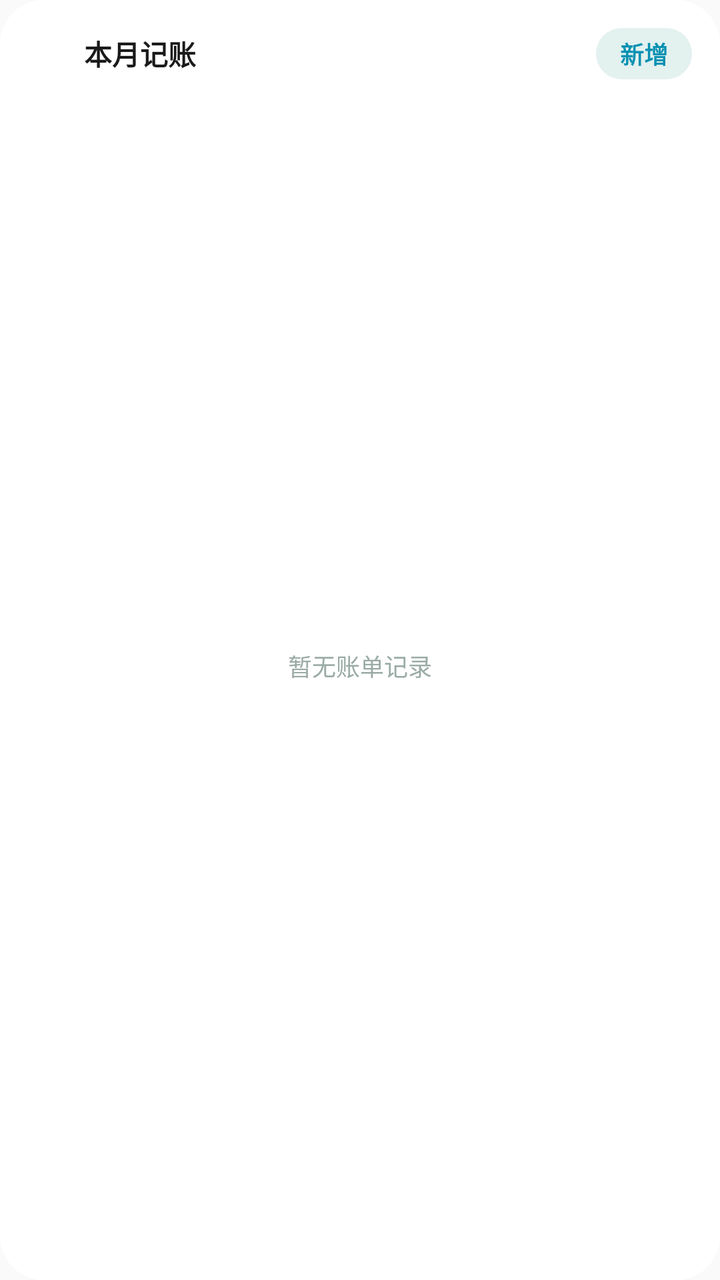
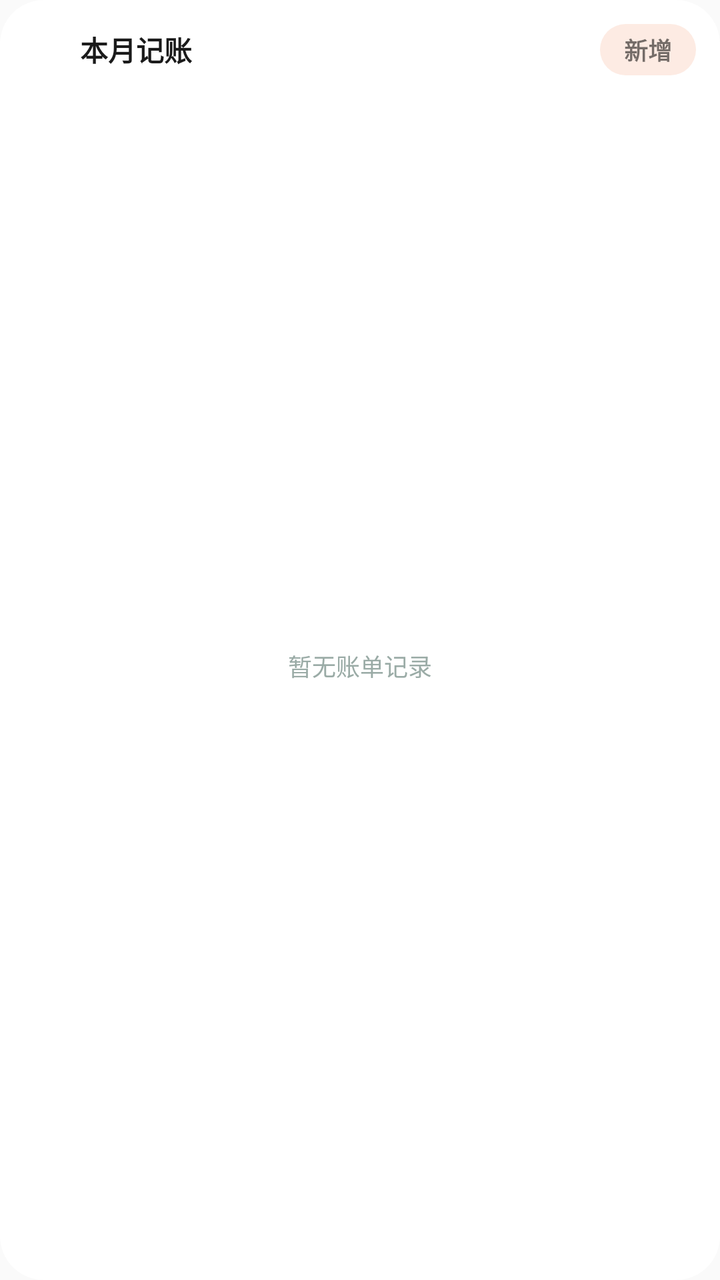

Before-and-after screenshots of an Android layout around one commit, followed by the original layout XML and the change that was made.
<!-- AndroidManifest.xml: application theme Theme.PalmNote -->
<!-- res/layout/widget_bill_unified.xml -->
<?xml version="1.0" encoding="utf-8"?>
<LinearLayout xmlns:android="http://schemas.android.com/apk/res/android"
    android:id="@+id/widget_layout"
    android:layout_width="match_parent"
    android:layout_height="match_parent"
    android:orientation="vertical"
    android:padding="@dimen/widget_pad"
    android:background="@drawable/widget_card_round">

    
    <LinearLayout
        android:layout_width="match_parent"
        android:layout_height="wrap_content"
        android:orientation="horizontal"
        android:gravity="center_vertical">

        <FrameLayout
            android:layout_width="@dimen/widget_icon_badge"
            android:layout_height="@dimen/widget_icon_badge">

            <ImageView
                android:id="@+id/widget_bill_badge"
                android:layout_width="match_parent"
                android:layout_height="match_parent"
                android:src="@drawable/widget_shape_circle"
                android:contentDescription="@null" />

            <TextView
                android:layout_width="match_parent"
                android:layout_height="match_parent"
                android:text="¥"
                android:textSize="11sp"
                android:textStyle="bold"
                android:textColor="#FFFFFFFF"
                android:gravity="center" />
        </FrameLayout>

        <TextView
            android:layout_width="0dp"
            android:layout_height="wrap_content"
            android:layout_weight="1"
            android:text="@string/widget_bill_title"
            android:textSize="@dimen/widget_text_title"
            android:textColor="@color/widget_v2_text_primary"
            android:textStyle="bold"
            android:layout_marginStart="8dp" />

        <TextView
            android:id="@+id/widget_add_btn"
            android:layout_width="wrap_content"
            android:layout_height="wrap_content"
            android:text="@string/widget_add"
            android:textSize="12sp"
            android:textStyle="bold"
            android:textColor="@color/widget_v2_accent"
            android:background="@drawable/widget_pill_soft"
            android:paddingHorizontal="12dp"
            android:paddingVertical="4dp" />
    </LinearLayout>

    
    <LinearLayout
        android:id="@+id/widget_content_with_data"
        android:layout_width="match_parent"
        android:layout_height="0dp"
        android:layout_weight="1"
        android:orientation="vertical"
        android:gravity="center_vertical"
        android:visibility="gone">

        
        <LinearLayout
            android:layout_width="match_parent"
            android:layout_height="wrap_content"
            android:orientation="horizontal"
            android:gravity="bottom">

            <LinearLayout
                android:layout_width="0dp"
                android:layout_height="wrap_content"
                android:layout_weight="1"
                android:orientation="vertical">

                <TextView
                    android:layout_width="wrap_content"
                    android:layout_height="wrap_content"
                    android:text="@string/widget_expense_label"
                    android:textSize="@dimen/widget_text_micro"
                    android:textColor="@color/widget_v2_text_secondary" />

                <TextView
                    android:id="@+id/widget_expense_amount"
                    android:layout_width="wrap_content"
                    android:layout_height="wrap_content"
                    android:text="0"
                    android:textSize="@dimen/widget_text_value"
                    android:textColor="@color/widget_v2_text_primary"
                    android:textStyle="bold"
                    android:layout_marginTop="1dp"
                    android:maxLines="1"
                    android:ellipsize="end" />
            </LinearLayout>

            <LinearLayout
                android:layout_width="wrap_content"
                android:layout_height="wrap_content"
                android:orientation="vertical"
                android:layout_marginStart="@dimen/widget_gap">

                <LinearLayout
                    android:layout_width="wrap_content"
                    android:layout_height="wrap_content"
                    android:orientation="horizontal"
                    android:gravity="center_vertical">

                    <TextView
                        android:layout_width="wrap_content"
                        android:layout_height="wrap_content"
                        android:text="@string/widget_income_label"
                        android:textSize="@dimen/widget_text_micro"
                        android:textColor="@color/widget_v2_text_secondary" />

                    <TextView
                        android:id="@+id/widget_income_amount"
                        android:layout_width="wrap_content"
                        android:layout_height="wrap_content"
                        android:text="0"
                        android:textSize="@dimen/widget_text_micro"
                        android:textColor="@color/widget_v2_text_primary"
                        android:textStyle="bold"
                        android:layout_marginStart="6dp"
                        android:maxLines="1"
                        android:ellipsize="end" />
                </LinearLayout>

            </LinearLayout>
        </LinearLayout>

        
        <LinearLayout
            android:layout_width="match_parent"
            android:layout_height="58dp"
            android:orientation="horizontal"
            android:gravity="bottom"
            android:layout_marginTop="2dp">

            <ImageView
                android:id="@+id/widget_bill_bar_0"
                android:layout_width="0dp"
                android:layout_height="match_parent"
                android:layout_weight="1"
                android:src="@drawable/widget_bar_clip"
                android:contentDescription="@null" />

            <ImageView
                android:id="@+id/widget_bill_bar_1"
                android:layout_width="0dp"
                android:layout_height="match_parent"
                android:layout_weight="1"
                android:layout_marginStart="4dp"
                android:src="@drawable/widget_bar_clip"
                android:contentDescription="@null" />

            <ImageView
                android:id="@+id/widget_bill_bar_2"
                android:layout_width="0dp"
                android:layout_height="match_parent"
                android:layout_weight="1"
                android:layout_marginStart="4dp"
                android:src="@drawable/widget_bar_clip"
                android:contentDescription="@null" />

            <ImageView
                android:id="@+id/widget_bill_bar_3"
                android:layout_width="0dp"
                android:layout_height="match_parent"
                android:layout_weight="1"
                android:layout_marginStart="4dp"
                android:src="@drawable/widget_bar_clip"
                android:contentDescription="@null" />

            <ImageView
                android:id="@+id/widget_bill_bar_4"
                android:layout_width="0dp"
                android:layout_height="match_parent"
                android:layout_weight="1"
                android:layout_marginStart="4dp"
                android:src="@drawable/widget_bar_clip"
                android:contentDescription="@null" />

            <ImageView
                android:id="@+id/widget_bill_bar_5"
                android:layout_width="0dp"
                android:layout_height="match_parent"
                android:layout_weight="1"
                android:layout_marginStart="4dp"
                android:src="@drawable/widget_bar_clip"
                android:contentDescription="@null" />

            <ImageView
                android:id="@+id/widget_bill_bar_6"
                android:layout_width="0dp"
                android:layout_height="match_parent"
                android:layout_weight="1"
                android:layout_marginStart="4dp"
                android:src="@drawable/widget_bar_clip"
                android:contentDescription="@null" />
        </LinearLayout>

        
        <LinearLayout
            android:layout_width="match_parent"
            android:layout_height="wrap_content"
            android:orientation="horizontal"
            android:gravity="center_vertical"
            android:layout_marginTop="3dp">

            <TextView
                android:layout_width="0dp"
                android:layout_height="wrap_content"
                android:layout_weight="1"
                android:text="@string/widget_bill_week_label"
                android:textSize="@dimen/widget_text_micro"
                android:textColor="@color/widget_v2_text_tertiary" />

            <TextView
                android:id="@+id/widget_budget_card_label"
                android:layout_width="wrap_content"
                android:layout_height="wrap_content"
                android:text="@string/widget_budget_remaining"
                android:textSize="@dimen/widget_text_micro"
                android:textColor="@color/widget_v2_text_secondary" />

            <TextView
                android:id="@+id/widget_budget_amount"
                android:layout_width="wrap_content"
                android:layout_height="wrap_content"
                android:text="0"
                android:textSize="@dimen/widget_text_micro"
                android:textColor="@color/widget_v2_text_primary"
                android:textStyle="bold"
                android:layout_marginStart="6dp"
                android:maxLines="1"
                android:ellipsize="end" />
        </LinearLayout>
    </LinearLayout>

    
    <LinearLayout
        android:id="@+id/widget_empty_state"
        android:layout_width="match_parent"
        android:layout_height="0dp"
        android:layout_weight="1"
        android:orientation="vertical"
        android:gravity="center"
        android:visibility="visible">

        <TextView
            android:layout_width="wrap_content"
            android:layout_height="wrap_content"
            android:text="@string/widget_bill_empty"
            android:textSize="12sp"
            android:textColor="@color/widget_v2_text_tertiary" />
    </LinearLayout>

</LinearLayout>
<!-- resources referenced by this layout -->
<resources>
  <color name="widget_v2_accent">#FF0891B2</color>
  <color name="widget_v2_text_primary">#FF1A1A1A</color>
  <color name="widget_v2_text_secondary">#FF7C8A86</color>
  <color name="widget_v2_text_tertiary">#FF9AABA6</color>
  <dimen name="widget_gap">8dp</dimen>
  <dimen name="widget_icon_badge">20dp</dimen>
  <dimen name="widget_pad">14dp</dimen>
  <dimen name="widget_text_micro">10sp</dimen>
  <dimen name="widget_text_title">14sp</dimen>
  <dimen name="widget_text_value">20sp</dimen>
  <!-- drawable widget_bar_clip (drawable) -->
  <?xml version="1.0" encoding="utf-8"?>
  <clip xmlns:android="http://schemas.android.com/apk/res/android"
      android:clipOrientation="vertical"
      android:gravity="bottom">
      <shape android:shape="rectangle">
          <solid android:color="#FFFFFFFF" />
          <corners android:radius="3dp" />
      </shape>
  </clip>
  <!-- drawable widget_card_round (drawable) -->
  <?xml version="1.0" encoding="utf-8"?>
  <shape xmlns:android="http://schemas.android.com/apk/res/android" android:shape="rectangle">
      <solid android:color="@color/widget_v2_card_bg" />
      <corners android:radius="22dp" />
  </shape>
  <!-- drawable widget_pill_soft (drawable) -->
  <?xml version="1.0" encoding="utf-8"?>
  <shape xmlns:android="http://schemas.android.com/apk/res/android" android:shape="rectangle">
      <solid android:color="@color/widget_v2_pill_soft" />
      <corners android:radius="99dp" />
  </shape>
  <!-- drawable widget_shape_circle (drawable) -->
  <?xml version="1.0" encoding="utf-8"?>
  <shape xmlns:android="http://schemas.android.com/apk/res/android"
      android:shape="oval">
      <solid android:color="#FFFFFF" />
  </shape>
  <string name="widget_add">新增</string>
  <string name="widget_bill_empty">暂无账单记录</string>
  <string name="widget_bill_title">本月记账</string>
  <string name="widget_bill_week_label">近 7 天</string>
  <string name="widget_budget_remaining">预算剩余</string>
  <string name="widget_expense_label">支出</string>
  <string name="widget_income_label">收入</string>
  <style name="Theme.PalmNote" parent="Theme.AppCompat.DayNight.NoActionBar">
          <item name="android:statusBarColor">@android:color/transparent</item>
          <item name="android:navigationBarColor">@android:color/transparent</item>
          <item name="android:windowLightStatusBar">true</item>
      </style>
  <color name="widget_v2_card_bg">#FFFFFFFF</color>
  <color name="widget_v2_pill_soft">#FFE3F1EF</color>
</resources>

<!-- the commit's change to res/layout/widget_bill_unified.xml (unified diff, before → after) -->
@@ -4,7 +4,7 @@
     android:layout_width="match_parent"
     android:layout_height="match_parent"
     android:orientation="vertical"
-    android:padding="@dimen/widget_pad"
+    android:padding="12dp"
     android:background="@drawable/widget_card_round">
 
     
@@ -52,8 +52,7 @@
             android:text="@string/widget_add"
             android:textSize="12sp"
             android:textStyle="bold"
-            android:textColor="@color/widget_v2_accent"
-            android:background="@drawable/widget_pill_soft"
+            android:background="@drawable/widget_pill_tint1"
             android:paddingHorizontal="12dp"
             android:paddingVertical="4dp" />
     </LinearLayout>
@@ -64,184 +63,171 @@
         android:layout_width="match_parent"
         android:layout_height="0dp"
         android:layout_weight="1"
-        android:orientation="vertical"
-        android:gravity="center_vertical"
+        android:orientation="horizontal"
+        android:gravity="bottom"
+        android:layout_marginTop="9dp"
         android:visibility="gone">
 
-        
         <LinearLayout
-            android:layout_width="match_parent"
-            android:layout_height="wrap_content"
-            android:orientation="horizontal"
-            android:gravity="bottom">
+            android:layout_width="96dp"
+            android:layout_height="wrap_content"
+            android:orientation="vertical">
+
+            <TextView
+                android:layout_width="wrap_content"
+                android:layout_height="wrap_content"
+                android:text="@string/widget_expense_label"
+                android:textSize="@dimen/widget_text_micro"
+                android:textColor="@color/widget_v2_text_secondary" />
+
+            <TextView
+                android:id="@+id/widget_expense_amount"
+                android:layout_width="wrap_content"
+                android:layout_height="wrap_content"
+                android:text="0"
+                android:textSize="26sp"
+                android:textColor="@color/widget_v2_text_primary"
+                android:textStyle="bold"
+                android:layout_marginTop="1dp"
+                android:maxLines="1"
+                android:ellipsize="end" />
+
+            
+            <FrameLayout
+                android:id="@+id/widget_bill_budget_bar"
+                android:layout_width="match_parent"
+                android:layout_height="9dp"
+                android:layout_marginTop="8dp">
+
+                <ImageView
+                    android:layout_width="match_parent"
+                    android:layout_height="match_parent"
+                    android:src="@drawable/widget_bar_track"
+                    android:contentDescription="@null" />
+
+                <ImageView
+                    android:id="@+id/widget_bill_budget_fill"
+                    android:layout_width="match_parent"
+                    android:layout_height="match_parent"
+                    android:src="@drawable/widget_bar_fill"
+                    android:contentDescription="@null" />
+            </FrameLayout>
 
             <LinearLayout
-                android:layout_width="0dp"
-                android:layout_height="wrap_content"
-                android:layout_weight="1"
-                android:orientation="vertical">
+                android:layout_width="match_parent"
+                android:layout_height="wrap_content"
+                android:orientation="horizontal"
+                android:gravity="center_vertical"
+                android:layout_marginTop="4dp">
 
                 <TextView
+                    android:id="@+id/widget_budget_card_label"
                     android:layout_width="wrap_content"
                     android:layout_height="wrap_content"
-                    android:text="@string/widget_expense_label"
+                    android:text="@string/widget_budget_used"
                     android:textSize="@dimen/widget_text_micro"
                     android:textColor="@color/widget_v2_text_secondary" />
 
                 <TextView
-                    android:id="@+id/widget_expense_amount"
-                    android:layout_width="wrap_content"
+                    android:id="@+id/widget_budget_amount"
+                    android:layout_width="0dp"
                     android:layout_height="wrap_content"
+                    android:layout_weight="1"
                     android:text="0"
-                    android:textSize="@dimen/widget_text_value"
+                    android:textSize="@dimen/widget_text_micro"
                     android:textColor="@color/widget_v2_text_primary"
                     android:textStyle="bold"
-                    android:layout_marginTop="1dp"
+                    android:layout_marginStart="4dp"
                     android:maxLines="1"
                     android:ellipsize="end" />
             </LinearLayout>
-
-            <LinearLayout
-                android:layout_width="wrap_content"
-                android:layout_height="wrap_content"
-                android:orientation="vertical"
-                android:layout_marginStart="@dimen/widget_gap">
-
-                <LinearLayout
-                    android:layout_width="wrap_content"
-                    android:layout_height="wrap_content"
-                    android:orientation="horizontal"
-                    android:gravity="center_vertical">
-
-                    <TextView
-                        android:layout_width="wrap_content"
-                        android:layout_height="wrap_content"
-                        android:text="@string/widget_income_label"
-                        android:textSize="@dimen/widget_text_micro"
-                        android:textColor="@color/widget_v2_text_secondary" />
-
-                    <TextView
-                        android:id="@+id/widget_income_amount"
-                        android:layout_width="wrap_content"
-                        android:layout_height="wrap_content"
-                        android:text="0"
-                        android:textSize="@dimen/widget_text_micro"
-                        android:textColor="@color/widget_v2_text_primary"
-                        android:textStyle="bold"
-                        android:layout_marginStart="6dp"
-                        android:maxLines="1"
-                        android:ellipsize="end" />
-                </LinearLayout>
-
-            </LinearLayout>
         </LinearLayout>
 
         
         <LinearLayout
-            android:layout_width="match_parent"
-            android:layout_height="58dp"
-            android:orientation="horizontal"
-            android:gravity="bottom"
-            android:layout_marginTop="2dp">
-
-            <ImageView
-                android:id="@+id/widget_bill_bar_0"
-                android:layout_width="0dp"
-                android:layout_height="match_parent"
-                android:layout_weight="1"
-                android:src="@drawable/widget_bar_clip"
-                android:contentDescription="@null" />
-
-            <ImageView
-                android:id="@+id/widget_bill_bar_1"
-                android:layout_width="0dp"
-                android:layout_height="match_parent"
-                android:layout_weight="1"
-                android:layout_marginStart="4dp"
-                android:src="@drawable/widget_bar_clip"
-                android:contentDescription="@null" />
-
-            <ImageView
-                android:id="@+id/widget_bill_bar_2"
-                android:layout_width="0dp"
-                android:layout_height="match_parent"
-                android:layout_weight="1"
-                android:layout_marginStart="4dp"
-                android:src="@drawable/widget_bar_clip"
-                android:contentDescription="@null" />
-
-            <ImageView
-                android:id="@+id/widget_bill_bar_3"
-                android:layout_width="0dp"
-                android:layout_height="match_parent"
-                android:layout_weight="1"
-                android:layout_marginStart="4dp"
-                android:src="@drawable/widget_bar_clip"
-                android:contentDescription="@null" />
-
-            <ImageView
-                android:id="@+id/widget_bill_bar_4"
-                android:layout_width="0dp"
-                android:layout_height="match_parent"
-                android:layout_weight="1"
-                android:layout_marginStart="4dp"
-                android:src="@drawable/widget_bar_clip"
-                android:contentDescription="@null" />
-
-            <ImageView
-                android:id="@+id/widget_bill_bar_5"
-                android:layout_width="0dp"
-                android:layout_height="match_parent"
-                android:layout_weight="1"
-                android:layout_marginStart="4dp"
-                android:src="@drawable/widget_bar_clip"
-                android:contentDescription="@null" />
-
-            <ImageView
-                android:id="@+id/widget_bill_bar_6"
-                android:layout_width="0dp"
-                android:layout_height="match_parent"
-                android:layout_weight="1"
-                android:layout_marginStart="4dp"
-                android:src="@drawable/widget_bar_clip"
-                android:contentDescription="@null" />
-        </LinearLayout>
-
-        
-        <LinearLayout
-            android:layout_width="match_parent"
-            android:layout_height="wrap_content"
-            android:orientation="horizontal"
-            android:gravity="center_vertical"
-            android:layout_marginTop="3dp">
-
-            <TextView
-                android:layout_width="0dp"
-                android:layout_height="wrap_content"
-                android:layout_weight="1"
+            android:layout_width="0dp"
+            android:layout_height="wrap_content"
+            android:layout_weight="1"
+            android:orientation="vertical"
+            android:layout_marginStart="12dp">
+
+            <LinearLayout
+                android:layout_width="match_parent"
+                android:layout_height="72dp"
+                android:orientation="horizontal"
+                android:gravity="bottom">
+
+                <ImageView
+                    android:id="@+id/widget_bill_bar_0"
+                    android:layout_width="0dp"
+                    android:layout_height="match_parent"
+                    android:layout_weight="1"
+                    android:src="@drawable/widget_bar_clip"
+                    android:contentDescription="@null" />
+
+                <ImageView
+                    android:id="@+id/widget_bill_bar_1"
+                    android:layout_width="0dp"
+                    android:layout_height="match_parent"
+                    android:layout_weight="1"
+                    android:layout_marginStart="4dp"
+                    android:src="@drawable/widget_bar_clip"
+                    android:contentDescription="@null" />
+
+                <ImageView
+                    android:id="@+id/widget_bill_bar_2"
+                    android:layout_width="0dp"
+                    android:layout_height="match_parent"
+                    android:layout_weight="1"
+                    android:layout_marginStart="4dp"
+                    android:src="@drawable/widget_bar_clip"
+                    android:contentDescription="@null" />
+
+                <ImageView
+                    android:id="@+id/widget_bill_bar_3"
+                    android:layout_width="0dp"
+                    android:layout_height="match_parent"
+                    android:layout_weight="1"
+                    android:layout_marginStart="4dp"
+                    android:src="@drawable/widget_bar_clip"
+                    android:contentDescription="@null" />
+
+                <ImageView
+                    android:id="@+id/widget_bill_bar_4"
+                    android:layout_width="0dp"
+                    android:layout_height="match_parent"
+                    android:layout_weight="1"
+                    android:layout_marginStart="4dp"
+                    android:src="@drawable/widget_bar_clip"
+                    android:contentDescription="@null" />
+
+                <ImageView
+                    android:id="@+id/widget_bill_bar_5"
+                    android:layout_width="0dp"
+                    android:layout_height="match_parent"
+                    android:layout_weight="1"
+                    android:layout_marginStart="4dp"
+                    android:src="@drawable/widget_bar_clip"
+                    android:contentDescription="@null" />
+
+                <ImageView
+                    android:id="@+id/widget_bill_bar_6"
+                    android:layout_width="0dp"
+                    android:layout_height="match_parent"
+                    android:layout_weight="1"
+                    android:layout_marginStart="4dp"
+                    android:src="@drawable/widget_bar_clip"
+                    android:contentDescription="@null" />
+            </LinearLayout>
+
+            <TextView
+                android:layout_width="match_parent"
+                android:layout_height="wrap_content"
                 android:text="@string/widget_bill_week_label"
                 android:textSize="@dimen/widget_text_micro"
-                android:textColor="@color/widget_v2_text_tertiary" />
-
-            <TextView
-                android:id="@+id/widget_budget_card_label"
-                android:layout_width="wrap_content"
-                android:layout_height="wrap_content"
-                android:text="@string/widget_budget_remaining"
-                android:textSize="@dimen/widget_text_micro"
-                android:textColor="@color/widget_v2_text_secondary" />
-
-            <TextView
-                android:id="@+id/widget_budget_amount"
-                android:layout_width="wrap_content"
-                android:layout_height="wrap_content"
-                android:text="0"
-                android:textSize="@dimen/widget_text_micro"
-                android:textColor="@color/widget_v2_text_primary"
-                android:textStyle="bold"
-                android:layout_marginStart="6dp"
-                android:maxLines="1"
-                android:ellipsize="end" />
+                android:textColor="@color/widget_v2_text_tertiary"
+                android:gravity="center"
+                android:layout_marginTop="3dp" />
         </LinearLayout>
     </LinearLayout>
 
<!-- resource entries referenced after the edit -->
@@ -1,15 +1,11 @@
 <!-- resources referenced by this layout -->
 <resources>
-  <color name="widget_v2_accent">#FF0891B2</color>
   <color name="widget_v2_text_primary">#FF1A1A1A</color>
   <color name="widget_v2_text_secondary">#FF7C8A86</color>
   <color name="widget_v2_text_tertiary">#FF9AABA6</color>
-  <dimen name="widget_gap">8dp</dimen>
   <dimen name="widget_icon_badge">20dp</dimen>
-  <dimen name="widget_pad">14dp</dimen>
   <dimen name="widget_text_micro">10sp</dimen>
   <dimen name="widget_text_title">14sp</dimen>
-  <dimen name="widget_text_value">20sp</dimen>
   <!-- drawable widget_bar_clip (drawable) -->
   <?xml version="1.0" encoding="utf-8"?>
   <clip xmlns:android="http://schemas.android.com/apk/res/android"
@@ -20,16 +16,33 @@
           <corners android:radius="3dp" />
       </shape>
   </clip>
+  <!-- drawable widget_bar_fill (drawable) -->
+  <?xml version="1.0" encoding="utf-8"?>
+  <clip xmlns:android="http://schemas.android.com/apk/res/android"
+      android:clipOrientation="horizontal"
+      android:gravity="left">
+      <shape android:shape="rectangle">
+          <solid android:color="#FFFFFF" />
+          <corners android:radius="2dp" />
+      </shape>
+  </clip>
+  <!-- drawable widget_bar_track (drawable) -->
+  <?xml version="1.0" encoding="utf-8"?>
+  <shape xmlns:android="http://schemas.android.com/apk/res/android" android:shape="rectangle">
+      <solid android:color="@color/widget_v2_ring" />
+      <corners android:radius="2dp" />
+  </shape>
   <!-- drawable widget_card_round (drawable) -->
   <?xml version="1.0" encoding="utf-8"?>
   <shape xmlns:android="http://schemas.android.com/apk/res/android" android:shape="rectangle">
       <solid android:color="@color/widget_v2_card_bg" />
       <corners android:radius="22dp" />
   </shape>
-  <!-- drawable widget_pill_soft (drawable) -->
+  <!-- drawable widget_pill_tint1 (drawable) -->
   <?xml version="1.0" encoding="utf-8"?>
-  <shape xmlns:android="http://schemas.android.com/apk/res/android" android:shape="rectangle">
-      <solid android:color="@color/widget_v2_pill_soft" />
+  <shape xmlns:android="http://schemas.android.com/apk/res/android"
+      android:shape="rectangle">
+      <solid android:color="@color/widget_tint_1" />
       <corners android:radius="99dp" />
   </shape>
   <!-- drawable widget_shape_circle (drawable) -->
@@ -42,15 +55,15 @@
   <string name="widget_bill_empty">暂无账单记录</string>
   <string name="widget_bill_title">本月记账</string>
   <string name="widget_bill_week_label">近 7 天</string>
-  <string name="widget_budget_remaining">预算剩余</string>
+  <string name="widget_budget_used">预算已用</string>
   <string name="widget_expense_label">支出</string>
-  <string name="widget_income_label">收入</string>
   <style name="Theme.PalmNote" parent="Theme.AppCompat.DayNight.NoActionBar">
           <item name="android:statusBarColor">@android:color/transparent</item>
           <item name="android:navigationBarColor">@android:color/transparent</item>
           <item name="android:windowLightStatusBar">true</item>
       </style>
+  <color name="widget_v2_ring">#FFC4CFCC</color>
   <color name="widget_v2_card_bg">#FFFFFFFF</color>
-  <color name="widget_v2_pill_soft">#FFE3F1EF</color>
+  <color name="widget_tint_1">#FFFDEBE3</color>
 </resources>
 
